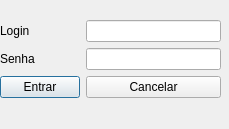
Above: login.ui from brunosr1985/TCC_NayBru before the change. Below: the same form after it.
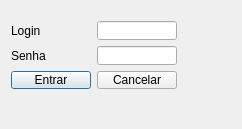
That is the form after the change.

Patch:
```diff
--- a/login.ui
+++ b/login.ui
@@ -6,31 +6,61 @@
    <rect>
     <x>0</x>
     <y>0</y>
-    <width>229</width>
+    <width>242</width>
     <height>129</height>
    </rect>
   </property>
   <property name="minimumSize">
    <size>
-    <width>229</width>
+    <width>242</width>
     <height>129</height>
    </size>
   </property>
   <property name="windowTitle">
    <string>Kaizen Birth Edition</string>
   </property>
-  <widget class="QWidget" name="formLayoutWidget">
+  <widget class="QWidget" name="">
    <property name="geometry">
     <rect>
-     <x>0</x>
-     <y>20</y>
-     <width>221</width>
-     <height>91</height>
+     <x>11</x>
+     <y>21</y>
+     <width>166</width>
+     <height>68</height>
     </rect>
    </property>
-   <layout class="QFormLayout" name="formLayout">
-    <item row="3" column="0">
+   <layout class="QGridLayout" name="gridLayout">
+    <item row="0" column="0">
+     <widget class="QLabel" name="label">
+      <property name="text">
+       <string>Login</string>
+      </property>
+     </widget>
+    </item>
+    <item row="0" column="1">
+     <widget class="QLineEdit" name="nomeUsuario"/>
+    </item>
+    <item row="1" column="0">
+     <widget class="QLabel" name="label_2">
+      <property name="text">
+       <string>Senha</string>
+      </property>
+     </widget>
+    </item>
+    <item row="1" column="1">
+     <widget class="QLineEdit" name="senhaUsuario">
+      <property name="echoMode">
+       <enum>QLineEdit::Password</enum>
+      </property>
+     </widget>
+    </item>
+    <item row="2" column="0">
      <widget class="QPushButton" name="botaoLogar">
+      <property name="minimumSize">
+       <size>
+        <width>80</width>
+        <height>14</height>
+       </size>
+      </property>
       <property name="focusPolicy">
        <enum>Qt::StrongFocus</enum>
       </property>
@@ -39,37 +69,13 @@
       </property>
      </widget>
     </item>
-    <item row="3" column="1">
+    <item row="2" column="1">
      <widget class="QPushButton" name="botaoNaoLoga">
       <property name="text">
        <string>Cancelar</string>
       </property>
      </widget>
     </item>
-    <item row="2" column="0">
-     <widget class="QLabel" name="label_2">
-      <property name="text">
-       <string>Senha</string>
-      </property>
-     </widget>
-    </item>
-    <item row="0" column="1">
-     <widget class="QLineEdit" name="nomeUsuario"/>
-    </item>
-    <item row="2" column="1">
-     <widget class="QLineEdit" name="senhaUsuario">
-      <property name="echoMode">
-       <enum>QLineEdit::Password</enum>
-      </property>
-     </widget>
-    </item>
-    <item row="0" column="0">
-     <widget class="QLabel" name="label">
-      <property name="text">
-       <string>Login</string>
-      </property>
-     </widget>
-    </item>
    </layout>
   </widget>
  </widget>
```
